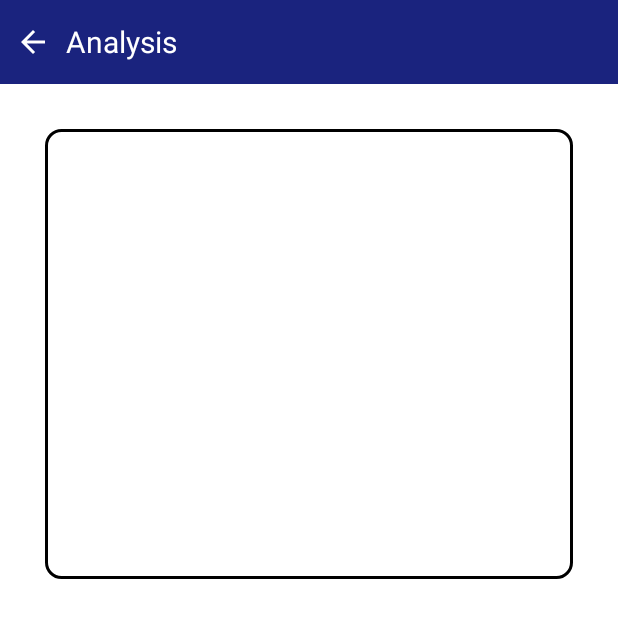
After one commit to siddhisuryavanshi14/Air_Monitor, an Android app: the layout activity_analysis.xml on its own in the app's theme, with its tools: preview values and no code run, on a phone screen of 412 x 824 dp. The commit adds this screen. Shown: the top 618 px of the screen. Run offline under Robolectric (Android 15) with nearby library versions, the phone set to English and light mode, and no system bars; network calls fail.

Commit message:
AnalysisActivity

```diff
--- a/app/build.gradle
+++ b/app/build.gradle
@@ -56,4 +56,6 @@ dependencies {
     //Firebase Database
     implementation 'com.google.firebase:firebase-database:19.5.0'
 
+    implementation 'com.squareup.picasso:picasso:2.71828'
+
 }
--- a/app/src/main/AndroidManifest.xml
+++ b/app/src/main/AndroidManifest.xml
@@ -12,9 +12,13 @@
         android:supportsRtl="true"
         android:theme="@style/Theme.AirMonitor">
         <activity
+            android:name=".AnalysisActivity"
+            android:exported="true" />
+        <activity
             android:name=".ShowDataActivity"
             android:screenOrientation="portrait" />
-        <activity android:name=".SplashActivity"
+        <activity
+            android:name=".SplashActivity"
             android:screenOrientation="portrait">
             <intent-filter>
                 <action android:name="android.intent.action.MAIN" />
--- /dev/null
+++ b/app/src/main/res/drawable-v24/bg_border_black.xml
@@ -0,0 +1,12 @@
+<?xml version="1.0" encoding="utf-8"?>
+<shape xmlns:android="http://schemas.android.com/apk/res/android"
+    android:shape="rectangle">
+
+    <stroke
+        android:width="2dp"
+        android:color="@color/black"/>
+
+    <corners
+        android:radius="10dp"/>
+
+</shape>
--- /dev/null
+++ b/app/src/main/res/layout/activity_analysis.xml
@@ -0,0 +1,49 @@
+<?xml version="1.0" encoding="utf-8"?>
+<LinearLayout xmlns:android="http://schemas.android.com/apk/res/android"
+    xmlns:app="http://schemas.android.com/apk/res-auto"
+    xmlns:tools="http://schemas.android.com/tools"
+    android:layout_width="match_parent"
+    android:layout_height="match_parent"
+    tools:context=".AnalysisActivity"
+    android:orientation="vertical">
+
+    <LinearLayout
+        android:id="@+id/toolbar"
+        android:layout_width="match_parent"
+        android:layout_height="?attr/actionBarSize"
+        android:orientation="horizontal"
+        android:background="?attr/colorPrimary">
+
+        <ImageView
+            android:id="@+id/imgBack"
+            android:layout_width="wrap_content"
+            android:layout_height="match_parent"
+            android:src="@drawable/ic_baseline_arrow_back_24"
+            android:layout_marginHorizontal="10dp"
+            android:contentDescription="@string/back" />
+
+        <TextView
+            android:layout_width="wrap_content"
+            android:layout_height="match_parent"
+            android:text="@string/analysis"
+            android:gravity="center_vertical"
+            android:textColor="@color/white"
+            android:textSize="20sp"/>
+
+    </LinearLayout>
+
+    <LinearLayout
+        android:layout_width="match_parent"
+        android:layout_height="300dp"
+        android:background="@drawable/bg_border_black"
+        android:layout_margin="30dp">
+        <ImageView
+            android:id="@+id/img1"
+            android:layout_width="match_parent"
+            android:layout_height="match_parent"
+            android:layout_margin="5dp"
+            android:background="@android:color/transparent"
+            android:scaleType="centerCrop"/>
+    </LinearLayout>
+
+</LinearLayout>
--- a/app/src/main/res/values/strings.xml
+++ b/app/src/main/res/values/strings.xml
@@ -11,4 +11,6 @@
     <string name="no_data">No Data</string>
     <string name="temperature">Temperature</string>
     <string name="preference_file_name">App Preferences</string>
+    <string name="back"><![CDATA[<-]]></string>
+    <string name="analysis">Analysis</string>
 </resources>
```
Also changed, not shown: app/src/main/java/com/example/airmonitor/AnalysisActivity.java (added, +28 -0 lines), app/src/main/java/com/example/airmonitor/MainActivity.java (+15 -3 lines).
